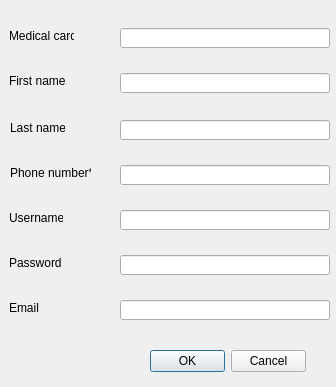
First picture: the form in ui/add_user.ui, repository TarasRudnyk/Students_health_records, before the edit.
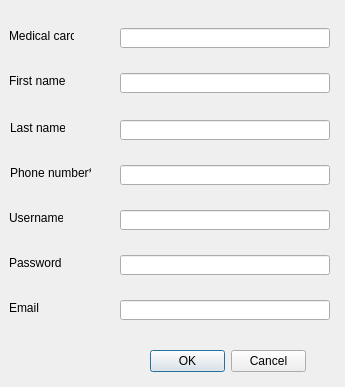
Second picture: the form after the edit.

```diff
--- a/ui/add_user.ui
+++ b/ui/add_user.ui
@@ -6,7 +6,7 @@
    <rect>
     <x>0</x>
     <y>0</y>
-    <width>336</width>
+    <width>345</width>
     <height>387</height>
    </rect>
   </property>
```
Left out of the diff: 4 changed lines with no effect on the pictures.
